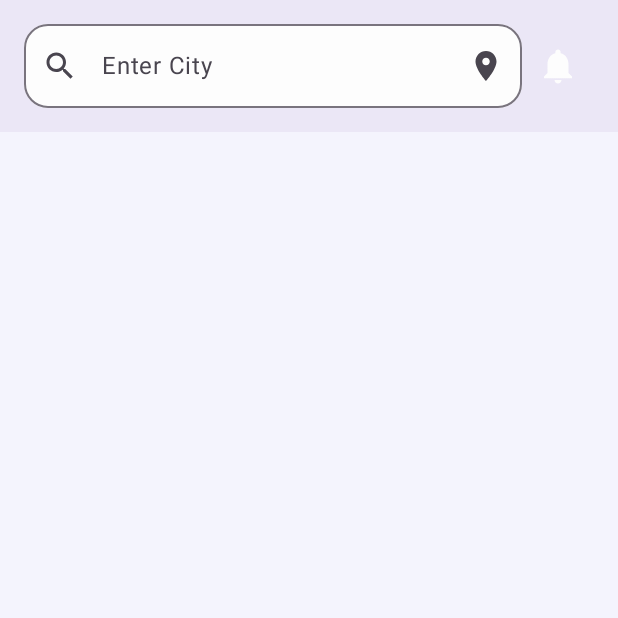
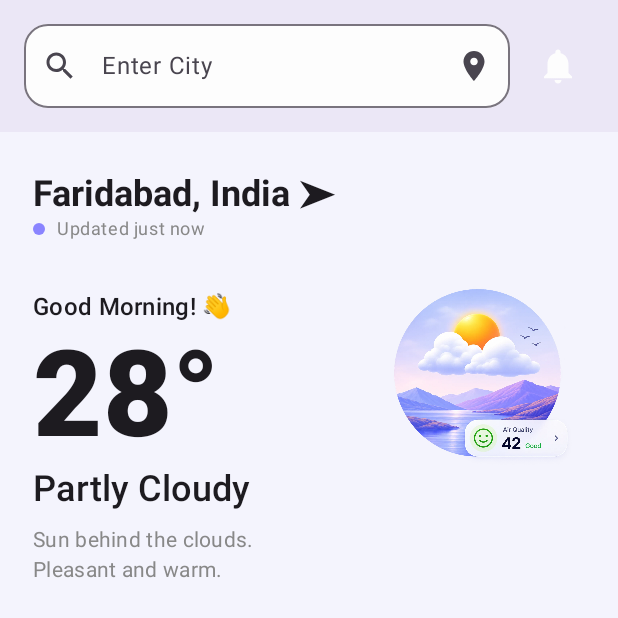
Before and after one commit to aryan-0709/Weather_App, an Android app built with Jetpack Compose: the screen it shows after launch (MainActivity), on a phone screen of 412 x 824 dp, the top half of it. Run offline under Robolectric (Android 15) with nearby library versions, the phone set to English and light mode, and no system bars.

Commit message:
commit message feat update: Add new section in home screen, Add new Colors in Color.kt

```diff
--- a/app/src/main/java/com/example/weatherapp/ui/theme/Color.kt
+++ b/app/src/main/java/com/example/weatherapp/ui/theme/Color.kt
@@ -13,3 +13,5 @@ val Pink40 = Color(0xFF7D5260)
 val BackGround = Color(0xFFF4F4FD)
 val Surface = Color(0xFFFDFDFD)
 val Header = Color(0xFFEBE7F6)
+
+val TextColor = Color(0xFF101010)
--- a/app/src/main/java/com/example/weatherapp/ui/theme/Theme.kt
+++ b/app/src/main/java/com/example/weatherapp/ui/theme/Theme.kt
@@ -16,7 +16,8 @@ private val DarkColorScheme = darkColorScheme(
     secondary = PurpleGrey80,
     tertiary = Pink80,
     background = BackGround,
-    primaryContainer = Header
+    primaryContainer = Header,
+    onPrimary=TextColor
 )
 
 private val LightColorScheme = lightColorScheme(
@@ -25,7 +26,8 @@ private val LightColorScheme = lightColorScheme(
     tertiary = Pink40,
     background = BackGround,
     primaryContainer = Header,
-    surface = Surface
+    surface = Surface,
+    onPrimary = TextColor
 
     /* Other default colors to override
     background = Color(0xFFFFFBFE),
--- a/app/src/main/java/com/example/weatherapp/ui/theme/screens/HomeScreen.kt
+++ b/app/src/main/java/com/example/weatherapp/ui/theme/screens/HomeScreen.kt
@@ -1,9 +1,14 @@
 package com.example.weatherapp.ui.theme.screens
 
+import android.R
+import android.content.res.Resources
+import androidx.compose.foundation.Image
 import androidx.compose.foundation.background
+import androidx.compose.foundation.layout.Box
 import androidx.compose.foundation.layout.Column
 import androidx.compose.foundation.layout.Row
 import androidx.compose.foundation.layout.Spacer
+import androidx.compose.foundation.layout.aspectRatio
 import androidx.compose.foundation.layout.fillMaxSize
 import androidx.compose.foundation.layout.fillMaxWidth
 import androidx.compose.foundation.layout.height
@@ -11,6 +16,10 @@ import androidx.compose.foundation.layout.imePadding
 import androidx.compose.foundation.layout.padding
 import androidx.compose.foundation.layout.size
 import androidx.compose.foundation.layout.statusBarsPadding
+import androidx.compose.foundation.layout.width
+import androidx.compose.foundation.lazy.LazyColumn
+import androidx.compose.foundation.lazy.items
+import androidx.compose.foundation.shape.CircleShape
 import androidx.compose.foundation.shape.RoundedCornerShape
 import androidx.compose.material.icons.Icons
 import androidx.compose.material.icons.filled.LocationOn
@@ -30,7 +39,14 @@ import androidx.compose.runtime.remember
 import androidx.compose.runtime.setValue
 import androidx.compose.ui.Alignment
 import androidx.compose.ui.Modifier
+import androidx.compose.ui.graphics.Color
+import androidx.compose.ui.layout.ContentScale
+import androidx.compose.ui.res.painterResource
+import androidx.compose.ui.text.font.FontWeight
 import androidx.compose.ui.unit.dp
+import androidx.compose.ui.unit.sp
+import com.example.weatherapp.ui.theme.TextColor
+import com.example.weatherapp.ui.theme.Typography
 
 
 @Composable
@@ -45,21 +61,26 @@ fun HomeScreen()
     {
 //innerPadding->
 paddingValues ->
-        Column(modifier = Modifier.fillMaxSize()
+        Column(modifier = Modifier
+            .fillMaxSize()
 //            .padding(innerPadding)
             .padding(bottom = paddingValues.calculateBottomPadding())
             .imePadding()
             .background(MaterialTheme.colorScheme.background))
         //Headder
         {
-            Row(modifier = Modifier.fillMaxWidth()
-                .background(MaterialTheme.colorScheme.primaryContainer)
-                .padding(16.dp)
-                .statusBarsPadding(),
-                verticalAlignment = Alignment.CenterVertically)
+            Row(
+                modifier = Modifier
+                    .fillMaxWidth()
+                    .background(MaterialTheme.colorScheme.primaryContainer)
+                    .padding(16.dp)
+                    .statusBarsPadding(),
+                verticalAlignment = Alignment.CenterVertically
+            )
             {
-                OutlinedTextField(value = searchText,
-                    onValueChange = {searchText=it},
+                OutlinedTextField(
+                    value = searchText,
+                    onValueChange = { searchText = it },
                     modifier = Modifier.weight(1f),
                     placeholder = { Text(text = "Enter City") },
                     leadingIcon =
@@ -70,26 +91,122 @@ paddingValues ->
                         {
                             Icon(Icons.Default.LocationOn, contentDescription = "null")
                         },
-                    shape=RoundedCornerShape(16.dp),
+                    shape = RoundedCornerShape(16.dp),
                     colors = OutlinedTextFieldDefaults.colors(
                         focusedContainerColor = MaterialTheme.colorScheme.surface,
                         unfocusedContainerColor = MaterialTheme.colorScheme.surface
                     )
 
                 )
-                Spacer(modifier = Modifier.height(8.dp))
+                Spacer(modifier = Modifier.width(8.dp))
 
                 IconButton(onClick = {/*Later*/ })
                 {
-                    Icon(Icons.Default.Notifications,
+                    Icon(
+                        Icons.Default.Notifications,
                         contentDescription = "Notification",
                         tint = MaterialTheme.colorScheme.surface,
-                        modifier = Modifier.size(28.dp))
+                        modifier = Modifier.size(28.dp)
+                    )
 
 
                 }
 
             }
+
+            Spacer(modifier = Modifier.height(16.dp))
+
+            LazyColumn(modifier = Modifier.padding(start = 22.dp))
+            {
+                item {
+                        // 1. Main Row to split screen into Left (Text) and Right (Image)
+                        Row(
+                        modifier = Modifier
+                            .fillMaxWidth()
+                            .padding(top = 8.dp),
+                        verticalAlignment = Alignment.Top
+                        ) {
+                        // 2. LEFT COLUMN: Holds all text info
+                        Column(
+                            modifier = Modifier.weight(1.1f) // Takes up slightly more than half
+                        ) {
+                            // City Name with Location Arrow
+                            Text(
+                                text = "Faridabad, India \u27A4", // Professional Arrow
+                                color = MaterialTheme.colorScheme.onBackground,
+                                style = MaterialTheme.typography.headlineSmall,
+                                fontWeight = FontWeight.Bold
+                            )
+
+                            // Updated Status with a small Dot
+                            Row(verticalAlignment = Alignment.CenterVertically) {
+                                // Small Circle Dot
+                                Box(
+                                    modifier = Modifier
+                                        .size(8.dp)
+                                        .background(Color(0xFF8A84FF), shape = CircleShape)
+                                )
+                                Spacer(modifier = Modifier.width(8.dp))
+                                Text(
+                                    text = "Updated just now",
+                                    color = Color.Gray,
+                                    style = MaterialTheme.typography.bodySmall
+                                )
+                            }
+
+                            Spacer(modifier = Modifier.height(32.dp))
+
+                            Text(
+                                text = "Good Morning! \uD83D\uDC4B",
+                                color = MaterialTheme.colorScheme.onBackground,
+                                style = MaterialTheme.typography.titleMedium
+                            )
+
+                            // LARGE TEMPERATURE
+                            Text(
+                                text = "28°", // Added degree symbol
+                                color = MaterialTheme.colorScheme.onBackground,
+                                style = MaterialTheme.typography.displayLarge,
+                                fontSize = 80.sp,
+                                fontWeight = FontWeight.ExtraBold
+                            )
+
+                            Text(
+                                text = "Partly Cloudy",
+                                color = MaterialTheme.colorScheme.onBackground,
+                                style = MaterialTheme.typography.headlineSmall,
+                                fontWeight = FontWeight.SemiBold
+                            )
+
+                            Spacer(modifier = Modifier.height(8.dp))
+
+                            Text(
+                                text = "Sun behind the clouds.\nPleasant and warm.",
+                                color = Color.Gray,
+                                style = MaterialTheme.typography.bodyMedium,
+                                lineHeight = 20.sp
+                            )
+                        }
+
+                        // 3. RIGHT SIDE: Large Image
+                        Box(
+                            modifier = Modifier
+                                .weight(1f) // Takes up the remaining right side
+                                .align(Alignment.CenterVertically)
+                        ) {
+                            Image(
+                                painter = painterResource(id = com.example.weatherapp.R.drawable.headder_image),
+                                contentDescription = "Weather Illustration",
+                                modifier = Modifier
+                                    .fillMaxWidth()
+                                  .aspectRatio(1f), // Keeps it perfectly square/circular
+                                contentScale = ContentScale.Fit
+                            )
+                        }
+                    }
+
+                }
+            }
         }
     }
 }
```
Also changed, not shown: app/src/main/res/drawable/headder_image.webp (added).
